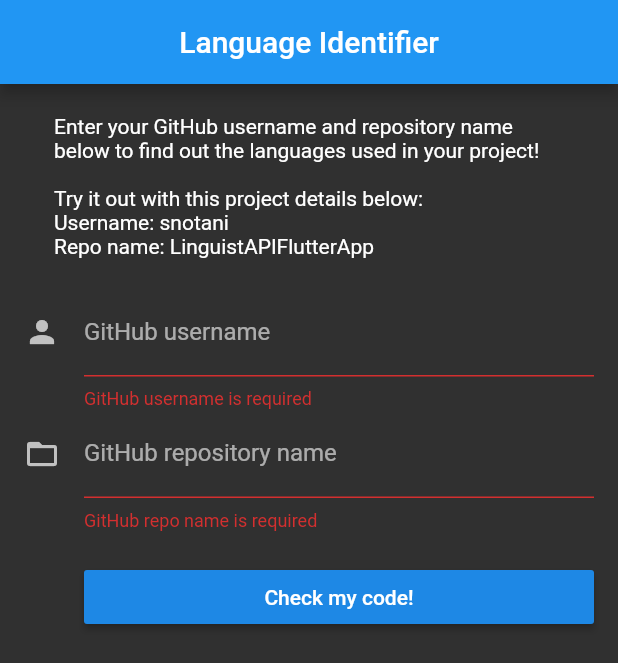
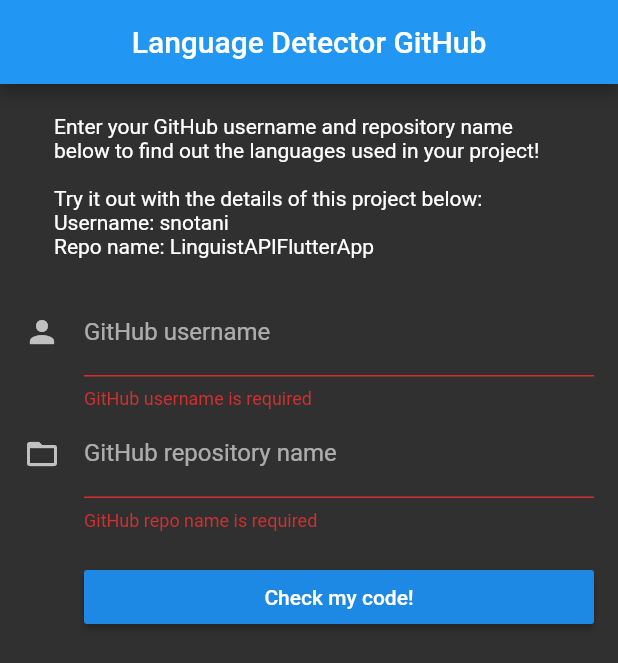
Before and after one commit to snotani/GitHubAPIFlutterApp, a Flutter app: the screen it shows after launch, after a tap on "Check my code!", on a phone screen of 412 x 824 dp. Shown: the top 663 px of the screen. Run offline on Flutter 3.47's test engine with Material 2 defaults, Android fonts, the phone set to English and light mode, and no system bars.

```diff
--- a/lib/linguist_data.dart
+++ b/lib/linguist_data.dart
@@ -2,5 +2,5 @@ class LanguageInfo {
   final String language;
 
   LanguageInfo.fromJson(Map<String, dynamic> json)
-      : language = json['lanugages_url'];
+      : language = json['login'];
 }
--- a/lib/main.dart
+++ b/lib/main.dart
@@ -33,13 +33,30 @@ class _MyHomePageState extends State<MyHomePage> {
   final GlobalKey<FormState> _formKey = new GlobalKey<FormState>();
   UserData newUser = new UserData();
   String _language;
+  var resBody;
+
+  Future<void> _getUser() async {
+    String url = "https://api.github.com/users/";
+    //add try catch
+    var res = await http.get(Uri.encodeFull(url), headers: {"Accept": "application/json"});
+    setState(() {
+      resBody = json.decode(res.body);
+    });
+    if(resBody['avatar_url'] !=  null) {
+      print(resBody['name']);
+    }
+    else print("Nothing to show");
+
+    print(newUser.username);
+  }
 
   @override
   Widget build(BuildContext context) {
     return new Scaffold(
       appBar: new AppBar(
-        title: new Text("Language Identifier"),
+        title: new Text("Language Detector GitHub"),
         centerTitle: true,
+        //leading: new Image.asset('assets/logo.png'),
       ),
       body: new SafeArea(
           top: false,
@@ -54,7 +71,7 @@ class _MyHomePageState extends State<MyHomePage> {
                       padding: const EdgeInsets.all(20.0),
                       child: new Text("Enter your GitHub username and repository name below to find out "
                           "the languages used in your project! \n\n"
-                          "Try it out with this project details below:\n"
+                          "Try it out with the details of this project below:\n"
                           "Username: snotani \nRepo name: LinguistAPIFlutterApp"),
                     ),
                   new TextFormField(
@@ -79,20 +96,20 @@ class _MyHomePageState extends State<MyHomePage> {
                       padding: const EdgeInsets.only(left: 40.0, top: 20.0),
                       child: new RaisedButton(
                         child: const Text('Check my code!'),
-                        onPressed: _submitForm,
+                        onPressed: (){},
                       )),
                   Padding(
                     padding: const EdgeInsets.all(20.0),
                     child: new Container(
                       child: Align(
                         alignment: Alignment.center,
-                        child: _language != null
+                        /*child: resBody['avatar_url'] != null
                             ? Text('$_language',
                             style: TextStyle(
                               fontSize: 34.0,
                               height: 1.25,
                             ))
-                            : null,
+                            : null,*/
                       ),
                     ),
                   ),
@@ -100,15 +117,4 @@ class _MyHomePageState extends State<MyHomePage> {
               ))),
     );
   }
-
-  Future<void> _submitForm() async {
-    String url = 'https://api.github.com/repos/snotani/FridgeBuddy';
-    try {
-      http.Response response = await http.get(url);
-      var myQuote = LanguageInfo.fromJson(jsonDecode(response.body));
-      setState(() {
-        _language = myQuote.language;
-      });
-    } catch (e) {}
-  }
 }
--- a/pubspec.yaml
+++ b/pubspec.yaml
@@ -36,7 +36,7 @@ dev_dependencies:
 flutter_icons:
     android: "launcher_icon"
     ios: true
-    image_path: "assets/logo.jpg"
+    image_path: "assets/logo.png"
 
 # For information on the generic Dart part of this file, see the
 # following page: https://www.dartlang.org/tools/pub/pubspec
```
Also changed, not shown: assets/logo.jpg (deleted), assets/logo.png (added), 20 other files.
